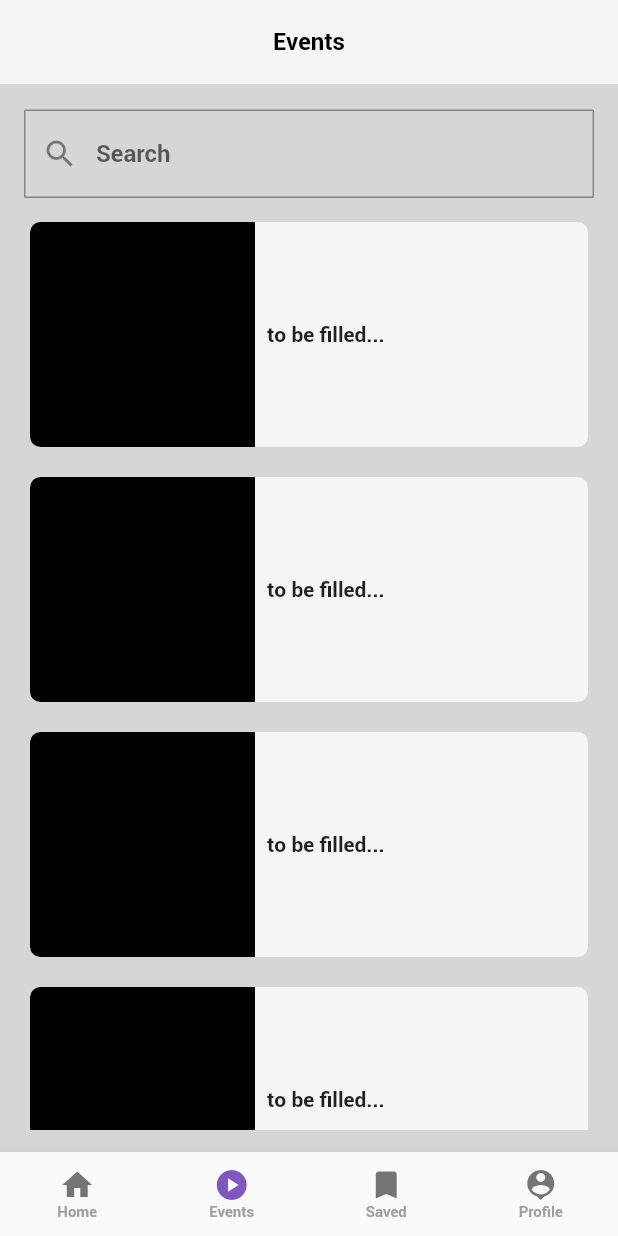
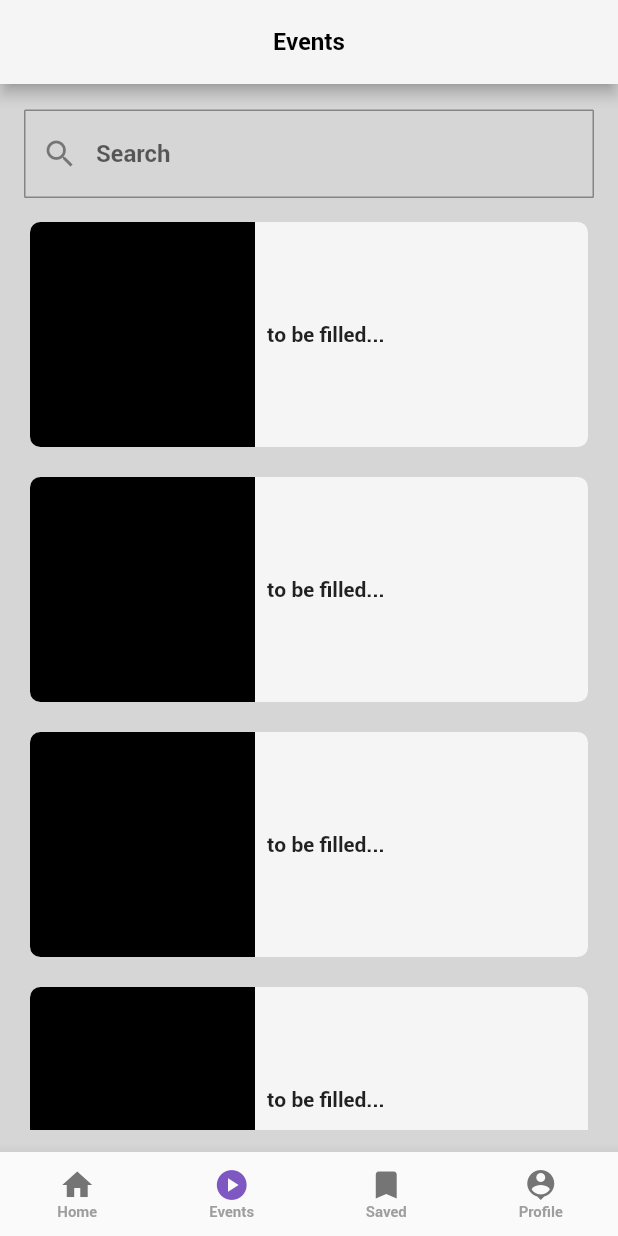
Before and after one commit to GB-App-Dev-Team/Events-App, a Flutter app: the screen it shows after launch, on a phone screen of 412 x 824 dp. Run offline on Flutter 3.47's test engine with Material 2 defaults, Android fonts, the phone set to English and light mode, and no system bars.

Commit message:
Bottom Navbar change

```diff
--- a/lib/constants.dart
+++ b/lib/constants.dart
@@ -11,17 +11,16 @@ var myAppBar = AppBar(
   ),
   centerTitle: true,
   backgroundColor: Colors.grey[100],
-  elevation: 0,
 );
 
 var myBottomBar = BottomNavigationBar(
   type: BottomNavigationBarType.fixed,
   unselectedItemColor: Colors.grey,
   selectedItemColor: Colors.grey,
-  unselectedLabelStyle:
-      const TextStyle(fontFamily: 'Roboto', fontWeight: FontWeight.w500, fontSize: 10),
-  selectedLabelStyle:
-      const TextStyle(fontFamily: 'Roboto', fontWeight: FontWeight.w500, fontSize: 10),
+  unselectedLabelStyle: const TextStyle(
+      fontFamily: 'Roboto', fontWeight: FontWeight.w500, fontSize: 10),
+  selectedLabelStyle: const TextStyle(
+      fontFamily: 'Roboto', fontWeight: FontWeight.w500, fontSize: 10),
   items: <BottomNavigationBarItem>[
     BottomNavigationBarItem(
       icon: Icon(
```
